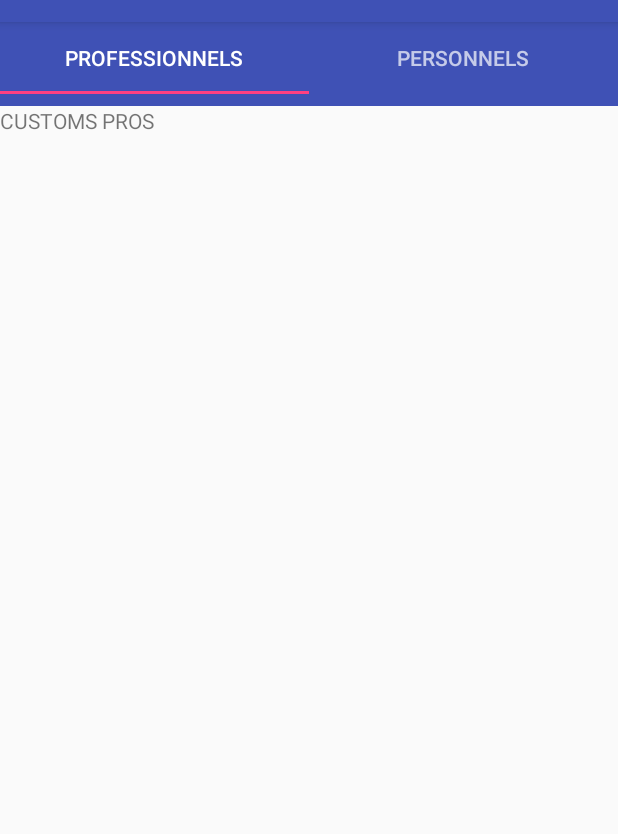
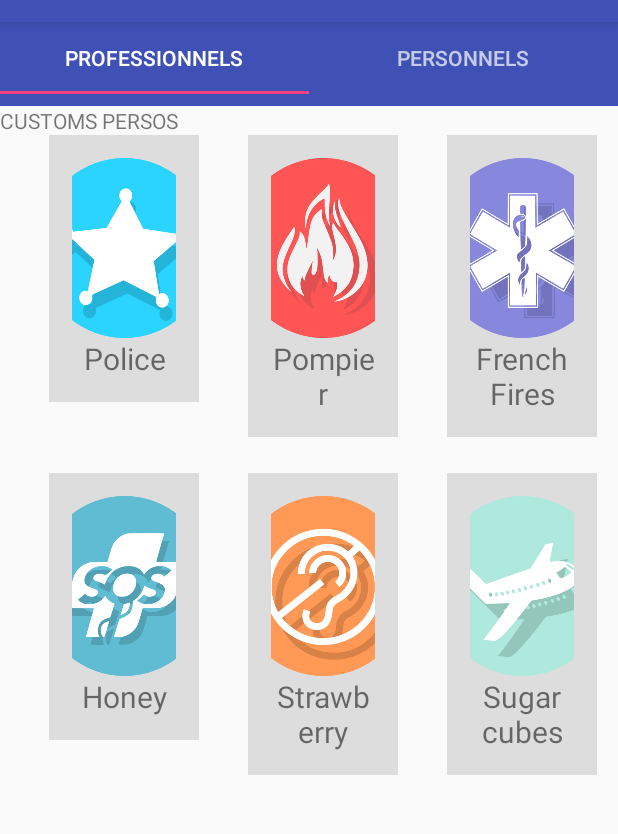
Before and after one commit to rabacrabe/UrgencesFR2.0, an Android app: the screen it shows after launch (TabActivity), on a phone screen of 412 x 824 dp, the part 62-896 px from its top. Run offline under Robolectric (Android 15) with nearby library versions, the phone set to English and light mode, and no system bars.

Commit message:
Ajout d'icon et debut gridview

```diff
--- a/app/src/main/java/urgencesfr/gtheurillat/urgencesfr/activity/MainTabProsActivity.kt
+++ b/app/src/main/java/urgencesfr/gtheurillat/urgencesfr/activity/MainTabProsActivity.kt
@@ -1,5 +1,6 @@
 package urgencesfr.gtheurillat.urgencesfr.activity
 
+import android.content.Context
 import android.support.v4.app.Fragment;
 import android.support.v7.app.AppCompatActivity
 import android.os.Bundle
@@ -8,8 +9,17 @@ import android.view.View
 import android.view.ViewGroup
 import android.widget.TextView
 import urgencesfr.gtheurillat.urgencesfr.R
+import android.widget.GridView
+import android.widget.ImageView
+import kotlinx.android.synthetic.main.activity_main_tab_pros.*
+import urgencesfr.gtheurillat.urgencesfr.adapter.ProsAdapter
+import urgencesfr.gtheurillat.urgencesfr.model.Pro
+
 
 class MainTabProsActivity : Fragment() {
+
+    var adapter: ProsAdapter? = null
+    var prosList = ArrayList<Pro>()
 
     companion object {
 
@@ -27,7 +37,19 @@ class MainTabProsActivity : Fragment() {
     public override fun onCreate(savedInstanceState: Bundle?) {
         super.onCreate(savedInstanceState)
 
-        // favDAO = FavorisDAO(getActivity())
+        prosList.add(Pro("Police", "17",
+                R.drawable.police))
+        prosList.add(Pro("Pompier", "18",
+                R.drawable.pompier))
+        prosList.add(Pro("French Fires", "Heat a few inches of vegetable oil to 300 degrees F in a heavy pot. In 3 or 4 batches, fry the potatoes about 4 to 5 minutes per batch, or until soft. They should not be brown at all at this point-you just want to start the cooking process. Remove each batch and drain them on new, dry paper towels.",
+                R.drawable.samu))
+        prosList.add(Pro("Honey", "While it is less likely that anyone would do this on their own if they are not a beekeeper, this might be useful for those who aspire to become one. Bees are really great and easy to keep, even in the urban environment! As Novella Carpenter calls them, bees are &quot;gateway animal for urban farmers&quot;. All you need is some space in the backyard/deck. The process of honey harvesting and extraction most likely happens on a separate days.",
+                R.drawable.sos_medecin))
+        prosList.add(Pro("Strawberry", "Preparation. Coarsely mash strawberries with sugar, lemon juice, and salt using a potato masher in a large bowl. Let stand, stirring and mashing occasionally, 10 minutes. Transfer half of strawberry mixture to a blender and purée with cream until smooth. Freeze mixture in ice cream maker.",
+                R.drawable.sourds))
+        prosList.add(Pro("Sugar cubes", "Sugar cubes are extremely simple to make at home - all you need is sugar and water. In addition to standard cubes, you can add color and flavor to add fun flair to a tea party or another gathering. Learn how to make sugar cubes using two different methods: using a pan in the oven or an ice cube tray you leave out overnight.",
+                R.drawable.aeronautique))
+
 
     }
 
@@ -35,9 +57,14 @@ class MainTabProsActivity : Fragment() {
     override fun onCreateView(inflater: LayoutInflater, container: ViewGroup?, savedInstanceState: Bundle?): View? {
         val view = inflater!!.inflate(R.layout.activity_main_tab_pros, container, false)
 
-        var titreTextView = view.findViewById(R.id.textView) as TextView
+        val titreTextView = view.findViewById(R.id.textView) as TextView
+        titreTextView.setText("CUSTOMS PERSOS")
 
-        titreTextView.setText("CUSTOMS PROS")
+        val gridPros: GridView = view.findViewById(R.id.gridPros)
+
+        adapter = ProsAdapter(view.context, prosList)
+
+        gridPros.adapter = adapter
 
         return view
     }
--- /dev/null
+++ b/app/src/main/java/urgencesfr/gtheurillat/urgencesfr/adapter/ProsAdapter.kt
@@ -0,0 +1,59 @@
+package urgencesfr.gtheurillat.urgencesfr.adapter
+
+import android.content.Context
+import android.view.View
+import android.view.ViewGroup
+import android.widget.BaseAdapter
+import android.widget.TextView
+import urgencesfr.gtheurillat.urgencesfr.model.Pro
+import android.view.LayoutInflater
+import android.widget.ImageView
+import kotlinx.android.synthetic.main.tab_pros_content.view.*
+import urgencesfr.gtheurillat.urgencesfr.R
+
+
+class ProsAdapter : BaseAdapter {
+    var prosList = ArrayList<Pro>()
+    var context: Context? = null
+
+    constructor(context: Context, prosList: ArrayList<Pro>) : super() {
+        this.context = context
+        this.prosList = prosList
+    }
+
+    // 2
+    override fun getCount(): Int {
+        return prosList.size
+    }
+
+    // 3
+    override fun getItem(position: Int): Pro {
+        return prosList[position]
+    }
+
+    override fun getItemId(position: Int): Long {
+        return position.toLong()
+    }
+
+    // 5
+    override fun getView(position: Int, convertView: View, parent: ViewGroup): View {
+        val pro = this.prosList[position]
+
+        var inflator = context!!.getSystemService(Context.LAYOUT_INFLATER_SERVICE) as LayoutInflater
+        var proView = inflator.inflate(R.layout.tab_pros_content, null)
+        proView.imgPro.setOnClickListener {
+/*
+            val intent = Intent(context, FoodDetails::class.java)
+            intent.putExtra("name", pro.name!!)
+            intent.putExtra("description", pro.description!!)
+            intent.putExtra("image", pro.image!!)
+            context!!.startActivity(intent)
+            */
+        }
+        proView.imgPro.setImageResource(pro.img!!)
+        proView.namePro.text = pro.name!!
+
+        return proView
+    }
+
+}
--- /dev/null
+++ b/app/src/main/java/urgencesfr/gtheurillat/urgencesfr/model/Pro.kt
@@ -0,0 +1,16 @@
+package urgencesfr.gtheurillat.urgencesfr.model
+
+import android.widget.ImageView
+
+class Pro {
+
+    var name: String? = null
+    var number: String? = null
+    var img: Int? = null
+
+    constructor(name: String, number: String, img: Int) {
+        this.name = name
+        this.number = number
+        this.img = img
+    }
+}
--- a/app/src/main/res/layout/activity_main_tab_pros.xml
+++ b/app/src/main/res/layout/activity_main_tab_pros.xml
@@ -14,4 +14,16 @@
         android:text="PROS"
         tools:layout_editor_absoluteX="108dp"
         tools:layout_editor_absoluteY="160dp" />
+
+    <GridView
+        android:id="@+id/gridPros"
+        android:layout_width="match_parent"
+        android:layout_height="match_parent"
+        android:gravity="center"
+        android:columnWidth="100dp"
+        android:numColumns="auto_fit"
+        android:verticalSpacing="24dp"
+        android:horizontalSpacing="10dp"
+        android:stretchMode="spacingWidthUniform"
+        />
 </LinearLayout>
--- a/app/src/main/res/layout/activity_tab.xml
+++ b/app/src/main/res/layout/activity_tab.xml
@@ -22,4 +22,6 @@
         android:layout_width="match_parent"
         android:layout_height="fill_parent"/>
 
+
+
 </LinearLayout>
--- /dev/null
+++ b/app/src/main/res/layout/tab_pros_content.xml
@@ -0,0 +1,24 @@
+<?xml version="1.0" encoding="utf-8"?>
+<LinearLayout xmlns:android="http://schemas.android.com/apk/res/android"
+    xmlns:app="http://schemas.android.com/apk/res-auto"
+    android:layout_width="150dp"
+    android:layout_height="wrap_content"
+    android:background="#ddd"
+    android:gravity="center"
+    android:orientation="vertical"
+    android:padding="15dp">
+
+    <ImageView
+        android:id="@+id/imgPro"
+        android:layout_width="150dp"
+        android:layout_height="120dp"
+        app:srcCompat="@drawable/logo" />
+
+    <TextView
+        android:id="@+id/namePro"
+        android:layout_width="match_parent"
+        android:layout_height="wrap_content"
+        android:gravity="center"
+        android:text="French Fries"
+        android:textSize="20sp" />
+</LinearLayout>
```
Also changed, not shown: app/src/main/res/drawable/aeronautique.png (added), app/src/main/res/drawable/alerte_enlevement.png (added), app/src/main/res/drawable/attentat.png (added), app/src/main/res/drawable/enfant_maltraite.png (added), app/src/main/res/drawable/europe.png (added), app/src/main/res/drawable/logo.png (added), app/src/main/res/drawable/maritime.png (added), app/src/main/res/drawable/poisons.png (added), app/src/main/res/drawable/police.png (added), app/src/main/res/drawable/pompier.png (added), app/src/main/res/drawable/samu.png (added), app/src/main/res/drawable/sos_medecin.png (added), app/src/main/res/drawable/sourds.png (added), app/src/main/res/drawable/violences_conjugales.png (added).
